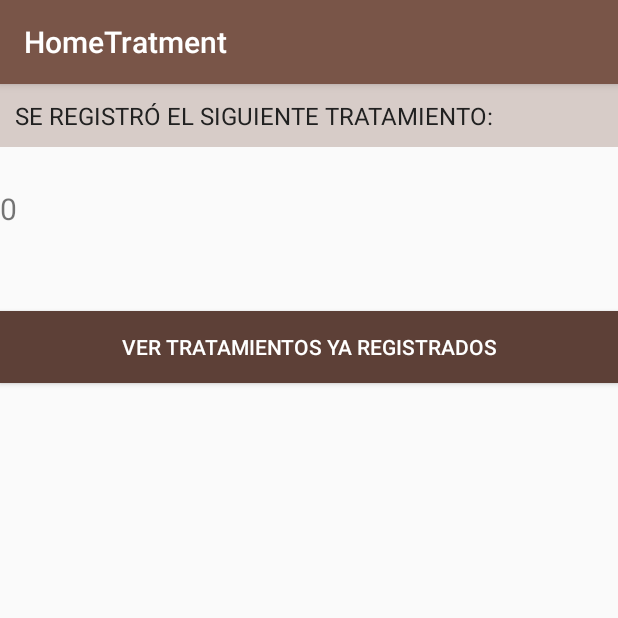
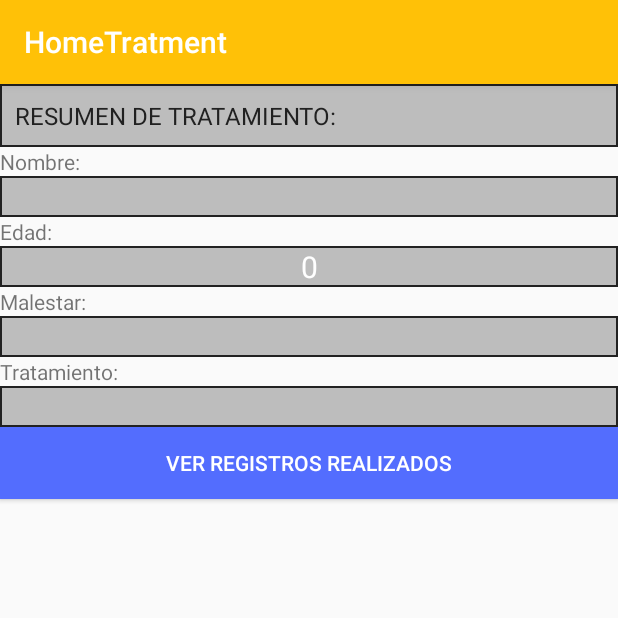
Before and after one commit to vicente22/HomeTreatment, an Android app: the ResultDataActivity screen opened directly, with no data from a screen before it, on a phone screen of 412 x 824 dp, the top half of it. Run offline under Robolectric (Android 15) with nearby library versions, the phone set to English and light mode, and no system bars; 1 statement that could not run was skipped.

Commit message:
Finished the recyclerViewResult and the button that show and hide de result tratements, added new styles and colors

```diff
--- a/app/build.gradle
+++ b/app/build.gradle
@@ -23,6 +23,8 @@ dependencies {
     implementation 'com.android.support:appcompat-v7:27.1.1'
     implementation 'com.android.support.constraint:constraint-layout:1.1.0'
     implementation 'com.github.satyan:sugar:1.5'
+    implementation 'com.android.support:recyclerview-v7:27.1.1'
+    implementation 'com.android.support:support-v4:27.1.1'
     testImplementation 'junit:junit:4.12'
     androidTestImplementation 'com.android.support.test:runner:1.0.2'
     androidTestImplementation 'com.android.support.test.espresso:espresso-core:3.0.2'
--- a/app/src/main/AndroidManifest.xml
+++ b/app/src/main/AndroidManifest.xml
@@ -11,8 +11,8 @@
         android:theme="@style/AppTheme"
         android:name="com.orm.SugarApp">
 
-        <meta-data android:name="DATABASE" android:value="sugar_example.db" />
-        <meta-data android:name="VERSION" android:value="2" />
+        <meta-data android:name="DATABASE" android:value="clients.db" />
+        <meta-data android:name="VERSION" android:value="1" />
         <meta-data android:name="QUERY_LOG" android:value="true" />
         <meta-data android:name="DOMAIN_PACKAGE_NAME" android:value="cl.vicentepc.miappprueba2.models" />
 
--- /dev/null
+++ b/app/src/main/java/cl/vicentepc/miappprueba2/RegisteredFragment.java
@@ -0,0 +1,120 @@
+package cl.vicentepc.miappprueba2;
+
+
+import android.os.Bundle;
+import android.support.annotation.NonNull;
+import android.support.annotation.Nullable;
+import android.support.v4.app.Fragment;
+import android.support.v7.widget.LinearLayoutManager;
+import android.support.v7.widget.RecyclerView;
+import android.util.Log;
+import android.view.LayoutInflater;
+import android.view.View;
+import android.view.ViewGroup;
+import android.widget.Button;
+import android.widget.TextView;
+import android.widget.Toast;
+
+import cl.vicentepc.miappprueba2.adapters.UsersAdapter;
+import cl.vicentepc.miappprueba2.models.Client;
+
+
+/**
+ * A simple {@link Fragment} subclass.
+ */
+public class RegisteredFragment extends Fragment implements UserClickListener {
+
+    private RecyclerView recyclerViewResult;
+
+    private TextView textViewHomeTreatmentList;
+
+    private Button showAllBtn;
+
+    private Button hideAllBtn;
+
+    private UsersAdapter adapter;
+
+    private boolean hideShow;
+
+    public RegisteredFragment() {
+        // Required empty public constructor
+    }
+
+
+    @Override
+    public View onCreateView(LayoutInflater inflater, ViewGroup container,
+                             Bundle savedInstanceState) {
+        // Inflate the layout for this fragment
+        return inflater.inflate(R.layout.fragment_registered, container, false);
+    }
+
+    @Override
+    public void onViewCreated(@NonNull View view, @Nullable Bundle savedInstanceState) {
+        super.onViewCreated(view, savedInstanceState);
+
+        showAllBtn = view.findViewById(R.id.showAllBtn);
+
+        hideAllBtn = view.findViewById(R.id.hideAllBtn);
+
+        textViewHomeTreatmentList = view.findViewById(R.id.textViewHomeTreatmentList);
+
+        recyclerViewResult = view.findViewById(R.id.recyclerViewResult);
+        recyclerViewResult.setHasFixedSize(true);
+
+        LinearLayoutManager layoutManager = new LinearLayoutManager(getContext());
+        recyclerViewResult.setLayoutManager(layoutManager);
+
+        adapter = new UsersAdapter(this);
+        recyclerViewResult.setAdapter(adapter);
+
+        hideShow = true;
+
+        if(hideShow == true) {
+
+            showAllBtn.setOnClickListener(new View.OnClickListener() {
+                @Override
+                public void onClick(View v) {
+
+                    hideShow = false;
+                    textViewHomeTreatmentList.setVisibility(View.VISIBLE);
+                    recyclerViewResult.setVisibility(View.VISIBLE);
+                    showAllBtn.setVisibility(View.INVISIBLE);
+                    hideAllBtn.setVisibility(View.VISIBLE);
+
+                }
+            });
+
+        }else if(hideShow == false) {
+
+            hideShow = true;
+            hideAllBtn.setVisibility(View.INVISIBLE);
+            showAllBtn.setVisibility(View.VISIBLE);
+
+        }
+
+        hideAllBtn.setOnClickListener(new View.OnClickListener() {
+            @Override
+            public void onClick(View v) {
+
+                hideShow = true;
+                textViewHomeTreatmentList.setVisibility(View.INVISIBLE);
+                recyclerViewResult.setVisibility(View.INVISIBLE);
+                hideAllBtn.setVisibility(View.INVISIBLE);
+                showAllBtn.setVisibility(View.VISIBLE);
+
+            }
+        });
+
+    }
+
+    public void updateList(Client client) {
+        adapter.update(client);
+        Log.e("Client", client.getName());
+    }
+
+    @Override
+    public void clickedID(long id) {
+        Toast.makeText(getContext(), String.valueOf(id), Toast.LENGTH_SHORT).show();
+    }
+
+}
--- /dev/null
+++ b/app/src/main/java/cl/vicentepc/miappprueba2/UserClickListener.java
@@ -0,0 +1,7 @@
+package cl.vicentepc.miappprueba2;
+
+public interface UserClickListener {
+
+    void clickedID(long id);
+
+}
--- /dev/null
+++ b/app/src/main/java/cl/vicentepc/miappprueba2/adapters/UsersAdapter.java
@@ -0,0 +1,76 @@
+package cl.vicentepc.miappprueba2.adapters;
+
+import android.support.annotation.NonNull;
+import android.support.v7.widget.RecyclerView;
+import android.view.LayoutInflater;
+import android.view.View;
+import android.view.ViewGroup;
+import android.widget.TextView;
+
+import java.util.List;
+
+import cl.vicentepc.miappprueba2.UserClickListener;
+import cl.vicentepc.miappprueba2.R;
+import cl.vicentepc.miappprueba2.data.Queries;
+import cl.vicentepc.miappprueba2.models.Client;
+
+public class UsersAdapter extends RecyclerView.Adapter<UsersAdapter.ViewHolder>{
+
+    private UserClickListener listener;
+
+    private List<Client> clients = new Queries().clients();
+
+    @NonNull
+    @Override
+    public ViewHolder onCreateViewHolder(@NonNull ViewGroup parent, int viewType) {
+        View view = LayoutInflater.from(parent.getContext()).inflate(R.layout.list_item_client, parent, false);
+        ViewHolder viewHolder = new ViewHolder(view);
+        return viewHolder;
+    }
+
+    public UsersAdapter(UserClickListener listener) {
+        this.listener = listener;
+    }
+
+    @Override
+    public void onBindViewHolder(@NonNull ViewHolder holder, int position) {
+        Client client = clients.get(position);
+        holder.recyclerName.setText(client.getName());
+        holder.recyclerAge.setText(String.valueOf(client.getAge()));
+        holder.recyclerMyAnnoyance.setText(client.getAboutMyAnnoyance());
+        holder.recyclerHomeTreatment.setText(client.getHomeTreatment());
+    }
+
+    public void add(Client client){
+        clients.add(client);
+        notifyDataSetChanged();
+    }
+
+    public void update(Client client) {
+        clients.add(client);
+        notifyDataSetChanged();
+    }
+
+    @Override
+    public int getItemCount() {
+        return clients.size();
+    }
+
+    static class ViewHolder extends RecyclerView.ViewHolder{
+
+        private TextView recyclerName;
+        private TextView recyclerAge;
+        private TextView recyclerMyAnnoyance;
+        private TextView recyclerHomeTreatment;
+
+        public ViewHolder(View itemView) {
+            super(itemView);
+
+            recyclerName = itemView.findViewById(R.id.recyclerName);
+            recyclerAge = itemView.findViewById(R.id.recyclerAge);
+            recyclerMyAnnoyance = itemView.findViewById(R.id.recyclerMyAnnoyance);
+            recyclerHomeTreatment = itemView.findViewById(R.id.recyclerHomeTreatment);
+
+        }
+    }
+}
--- /dev/null
+++ b/app/src/main/java/cl/vicentepc/miappprueba2/data/Queries.java
@@ -0,0 +1,22 @@
+package cl.vicentepc.miappprueba2.data;
+
+import java.util.ArrayList;
+import java.util.List;
+
+import cl.vicentepc.miappprueba2.models.Client;
+
+public class Queries {
+
+    public List<Client> clients () {
+
+        List<Client> clients = new ArrayList<>();
+        List<Client> clientList = Client.listAll(Client.class);
+        /*if (clientList != null && clientList.size() > 0){
+            clients.addAll(clientList);
+        }*/
+
+        return clientList;
+
+    }
+
+}
--- /dev/null
+++ b/app/src/main/res/drawable/back.xml
@@ -0,0 +1,5 @@
+<?xml version="1.0" encoding="utf-8"?>
+<shape xmlns:android="http://schemas.android.com/apk/res/android" android:shape="rectangle" >
+    <solid android:color="@color/colorPrimaryLight" />
+    <stroke android:width="1dip" android:color="@color/colorPrimaryText"/>
+</shape>
--- a/app/src/main/res/layout/activity_result_data.xml
+++ b/app/src/main/res/layout/activity_result_data.xml
@@ -4,52 +4,92 @@
     xmlns:tools="http://schemas.android.com/tools"
     android:layout_width="match_parent"
     android:layout_height="match_parent"
-    tools:context=".ResultDataActivity"
+    android:orientation="vertical"
+    tools:context=".ResultDataActivity">
+
+    <ScrollView
+        android:layout_width="match_parent"
+        android:layout_height="match_parent">
+
+        <LinearLayout
+            android:layout_width="match_parent"
+            android:layout_height="match_parent"
             android:orientation="vertical">
+
             <TextView
-        android:background="@color/colorPrimaryLight"
+                android:layout_width="match_parent"
+                android:layout_height="wrap_content"
+                android:background="@drawable/back"
                 android:padding="10dp"
-        android:textSize="16sp"
+                android:text="RESUMEN DE TRATAMIENTO:"
                 android:textColor="@color/colorPrimaryText"
-        android:text="SE REGISTRÓ EL SIGUIENTE TRATAMIENTO:"
+                android:textSize="16sp" />
+
+            <TextView
                 android:layout_width="match_parent"
-        android:layout_height="wrap_content" />
+                android:layout_height="wrap_content"
+                android:text="Nombre: " />
+
             <TextView
-        android:textSize="20sp"
                 android:id="@+id/textViewResultName"
                 android:layout_width="match_parent"
-        android:layout_height="wrap_content" />
+                android:layout_height="wrap_content"
+                android:background="@drawable/back"
+                android:textAlignment="center"
+                android:textColor="@color/colorBtn"
+                android:textSize="20sp" />
+
             <TextView
-        android:textSize="20sp"
+                android:layout_width="match_parent"
+                android:layout_height="wrap_content"
+                android:text="Edad: " />
+
+            <TextView
                 android:id="@+id/textViewResultAge"
                 android:layout_width="match_parent"
-        android:layout_height="wrap_content" />
+                android:layout_height="wrap_content"
+                android:background="@drawable/back"
+                android:textAlignment="center"
+                android:textColor="@color/colorBtn"
+                android:textSize="20sp" />
+
             <TextView
-        android:textSize="20sp"
+                android:layout_width="match_parent"
+                android:layout_height="wrap_content"
+                android:text="Malestar: " />
+
+            <TextView
                 android:id="@+id/textViewResultMyAnnoyance"
                 android:layout_width="match_parent"
-        android:layout_height="wrap_content" />
+                android:layout_height="wrap_content"
+                android:background="@drawable/back"
+                android:textAlignment="center"
+                android:textColor="@color/colorBtn"
+                android:textSize="20sp" />
+
             <TextView
-        android:textSize="20sp"
+                android:layout_width="match_parent"
+                android:layout_height="wrap_content"
+                android:text="Tratamiento: " />
+
+            <TextView
                 android:id="@+id/textViewHomeTreatment"
                 android:layout_width="match_parent"
-        android:layout_height="wrap_content" />
-    <Button
+                android:layout_height="wrap_content"
+                android:background="@drawable/back"
+                android:textAlignment="center"
                 android:textColor="@color/colorBtn"
-        android:background="@color/colorPrimaryDark"
-        android:id="@+id/showAllBtn"
-        android:text="VER TRATAMIENTOS YA REGISTRADOS"
+                android:textSize="20sp" />
+
+            <fragment
+                tools:layout="@layout/fragment_registered"
+                android:id="@+id/fragmentRegistered"
+                android:name="cl.vicentepc.miappprueba2.RegisteredFragment"
                 android:layout_width="match_parent"
-        android:layout_height="wrap_content" />
-    <ScrollView
-        android:layout_width="match_parent"
-        android:layout_height="0dp"
-        android:layout_weight="1">
-            <ListView
-                android:visibility="invisible"
-                android:layout_width="match_parent"
-                android:layout_height="match_parent"
-                android:id="@+id/listViewResult">
-            </ListView>
+                android:layout_height="wrap_content"></fragment>
+
+        </LinearLayout>
+
     </ScrollView>
+
 </LinearLayout>
--- /dev/null
+++ b/app/src/main/res/layout/fragment_registered.xml
@@ -0,0 +1,60 @@
+<?xml version="1.0" encoding="utf-8"?>
+<ScrollView xmlns:android="http://schemas.android.com/apk/res/android"
+    android:layout_width="match_parent"
+    android:layout_height="match_parent"
+    android:fillViewport="true">
+
+    <RelativeLayout xmlns:android="http://schemas.android.com/apk/res/android"
+        xmlns:tools="http://schemas.android.com/tools"
+        android:id="@+id/fragmentRegistered"
+        android:layout_width="match_parent"
+        android:layout_height="wrap_content"
+        tools:context=".RegisteredFragment">
+
+        <Button
+            android:id="@+id/showAllBtn"
+            android:layout_width="match_parent"
+            android:layout_height="wrap_content"
+            android:layout_gravity="bottom"
+            android:layout_marginBottom="10dp"
+            android:background="@color/colorAccent"
+            android:text="VER REGISTROS REALIZADOS"
+            android:textColor="@color/colorBtn" />
+        <Button
+            android:id="@+id/hideAllBtn"
+            android:visibility="invisible"
+            android:layout_width="match_parent"
+            android:layout_height="wrap_content"
+            android:layout_gravity="bottom"
+            android:layout_marginBottom="10dp"
+            android:background="@color/colorPrimaryLight"
+            android:text="OCULTAR REGISTROS"
+            android:textColor="@color/colorPrimaryText" />
+
+        <TextView
+            android:id="@+id/textViewHomeTreatmentList"
+            android:layout_width="match_parent"
+            android:layout_height="wrap_content"
+            android:layout_below="@+id/showAllBtn"
+            android:background="@color/colorBtn"
+            android:drawableLeft="@mipmap/baseline_local_hospital_black_36dp"
+            android:drawableRight="@mipmap/baseline_local_hospital_black_36dp"
+            android:padding="10dp"
+            android:text="TRATAMIENTOS REGISTRADOS:"
+            android:textAlignment="center"
+            android:textColor="@color/colorPrimaryText"
+            android:textSize="20dp"
+            android:visibility="invisible" />
+
+        <android.support.v7.widget.RecyclerView
+            android:id="@+id/recyclerViewResult"
+            android:layout_width="match_parent"
+            android:layout_height="wrap_content"
+            android:layout_below="@+id/textViewHomeTreatmentList"
+            android:scrollbars="vertical"
+            android:visibility="invisible">
+
+        </android.support.v7.widget.RecyclerView>
+
+    </RelativeLayout>
+</ScrollView>
--- a/app/src/main/res/values/colors.xml
+++ b/app/src/main/res/values/colors.xml
@@ -1,10 +1,10 @@
 <?xml version="1.0" encoding="utf-8"?>
 <resources>
-    <color name="colorPrimary">#795548</color>
-    <color name="colorPrimaryDark">#5D4037</color>
-    <color name="colorAccent">#9E9E9E</color>
+    <color name="colorPrimary">#FFC107</color>
+    <color name="colorPrimaryDark">#FFA000</color>
+    <color name="colorAccent">#536DFE</color>
     <color name="colorBtn">#FFFFFF</color>
-    <color name="colorPrimaryLight">#D7CCC8</color>
+    <color name="colorPrimaryLight">#BDBDBD</color>
     <color name="colorPrimaryText">#212121</color>
     <color name="colorBtnTwo">#BB200D</color>
 </resources>
--- a/app/src/main/res/values/strings.xml
+++ b/app/src/main/res/values/strings.xml
@@ -1,3 +1,6 @@
 <resources>
     <string name="app_name">MiAppPrueba2</string>
+
+    <!-- TODO: Remove or change this placeholder text -->
+    <string name="hello_blank_fragment">Hello blank fragment</string>
 </resources>
```
Also changed, not shown: app/src/main/java/cl/vicentepc/miappprueba2/MainActivity.java (+12 -10 lines), app/src/main/java/cl/vicentepc/miappprueba2/ResultDataActivity.java (+0 -28 lines), app/src/main/res/layout/activity_main.xml (+34 -6 lines), app/src/main/res/layout/list_item_client.xml (added, +60 -0 lines). Lines whose indentation alone changed are shown as unchanged.
